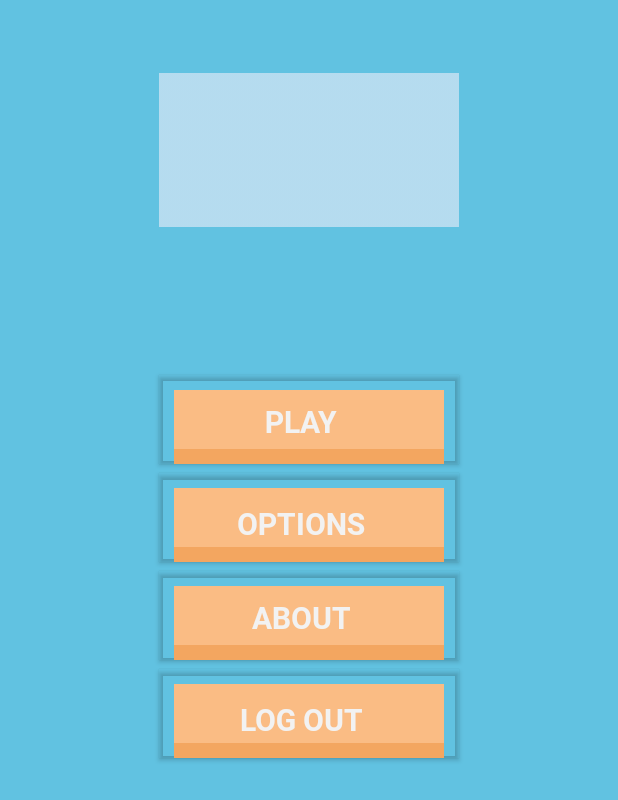
After one commit to truedingo/2KP, an Android app: the MainMenuActivity screen opened directly, with no data from a screen before it, on a phone screen of 412 x 824 dp. The commit adds this screen. Shown: the top 800 px of the screen. Run offline under Robolectric (Android 15) with nearby library versions, the phone set to English and light mode, and no system bars.

Commit message:
merge do preto

```diff
--- a/app/build.gradle
+++ b/app/build.gradle
@@ -18,7 +18,7 @@ android {
     }
 }
 
-repositories{
+repositories {
     mavenCentral()
 }
 
--- a/app/src/main/java/com/shiftproject/a2kp/a2kp/LoginActivity.java
+++ b/app/src/main/java/com/shiftproject/a2kp/a2kp/LoginActivity.java
@@ -47,7 +47,7 @@ public class LoginActivity extends AppCompatActivity {
             public void onSuccess(LoginResult loginResult) {
                 Log.d(TAG, "facebook:onSuccess:" + loginResult);
                 handleFacebookAccessToken(loginResult.getAccessToken());
-                startActivity(new Intent(LoginActivity.this, OptionsActivity.class));
+                startActivity(new Intent(LoginActivity.this, MainMenuActivity.class));
             }
 
             @Override
--- /dev/null
+++ b/app/src/main/java/com/shiftproject/a2kp/a2kp/MainMenuActivity.java
@@ -0,0 +1,23 @@
+package com.shiftproject.a2kp.a2kp;
+
+import android.content.Intent;
+import android.support.v7.app.AppCompatActivity;
+import android.os.Bundle;
+import android.view.View;
+import android.widget.Button;
+
+public class MainMenuActivity extends AppCompatActivity {
+
+    @Override
+    protected void onCreate(Bundle savedInstanceState) {
+        super.onCreate(savedInstanceState);
+        setContentView(R.layout.activity_main_menu);
+        Button options= findViewById(R.id.optionsbutton);
+        options.setOnClickListener(new View.OnClickListener() {
+            @Override
+            public void onClick(View v) {
+                startActivity(new Intent(MainMenuActivity.this, OptionsActivity.class));
+            }
+        });
+    }
+}
--- /dev/null
+++ b/app/src/main/res/drawable/tag.xml
@@ -0,0 +1,21 @@
+<?xml version="1.0" encoding="utf-8"?>
+<layer-list xmlns:android="http://schemas.android.com/apk/res/android" >
+    <item
+        android:bottom="1dp"
+        android:left="-10dp"
+        android:right="-10dp"
+        android:top="-10dp">
+        <shape android:shape="rectangle" >
+            <stroke
+                android:width="10dp"
+                android:color="#F3A660" />
+
+            <solid android:color="#FABC84" />
+
+            <padding android:left="0dp"
+                android:right="10dp"
+                android:top="10dp"
+                android:bottom="10dp" />
+        </shape>
+    </item>
+</layer-list >
--- /dev/null
+++ b/app/src/main/res/layout/activity_main_menu.xml
@@ -0,0 +1,78 @@
+<?xml version="1.0" encoding="utf-8"?>
+<LinearLayout xmlns:android="http://schemas.android.com/apk/res/android"
+    xmlns:app="http://schemas.android.com/apk/res-auto"
+    xmlns:tools="http://schemas.android.com/tools"
+    android:layout_width="match_parent"
+    android:orientation="vertical"
+    android:layout_height="match_parent"
+    android:background="#61C2E1">
+
+
+    <ImageView
+        android:id="@+id/imageView4"
+        android:layout_width="200dp"
+        android:layout_height="200dp"
+        android:layout_gravity="center"
+        app:srcCompat="@drawable/blue" />
+
+    <Button
+        android:id="@+id/button2"
+        android:background="@drawable/tag"
+        android:layout_width="180dp"
+        android:fontFamily="@font/roboto_bold"
+        android:textAlignment="center"
+        android:gravity="bottom"
+        android:textColor="#F2F2F2"
+        android:textSize="20sp"
+        android:layout_gravity="center"
+        android:paddingBottom="15dp"
+        android:layout_height="50dp"
+        android:layout_marginTop="60dp"
+        android:layout_marginBottom="15dp"
+        android:text="PLAY" />
+
+    <Button
+        android:id="@+id/optionsbutton"
+        android:background="@drawable/tag"
+        android:layout_width="180dp"
+        android:layout_gravity="center"
+        android:paddingBottom="15dp"
+        android:layout_height="50dp"
+
+        android:fontFamily="@font/roboto_bold"
+        android:textAlignment="center"
+        android:textColor="#F2F2F2"
+        android:textSize="20sp"
+        android:layout_marginBottom="15dp"
+        android:text="OPTIONS" />
+
+    <Button
+        android:id="@+id/button4"
+        android:background="@drawable/tag"
+        android:layout_width="180dp"
+        android:fontFamily="@font/roboto_bold"
+        android:gravity="bottom"
+        android:textAlignment="center"
+        android:textColor="#F2F2F2"
+        android:textSize="20sp"
+        android:layout_gravity="center"
+        android:paddingBottom="15dp"
+        android:layout_height="50dp"
+        android:layout_marginBottom="15dp"
+        android:text="ABOUT" />
+
+    <Button
+        android:id="@+id/button5"
+        android:background="@drawable/tag"
+        android:fontFamily="@font/roboto_bold"
+        android:textAlignment="center"
+        android:textColor="#F2F2F2"
+        android:textSize="20sp"
+        android:layout_width="180dp"
+        android:layout_gravity="center"
+        android:paddingBottom="15dp"
+        android:layout_height="50dp"
+        android:layout_marginBottom="15dp"
+        android:text="LOG OUT" />
+
+</LinearLayout>
--- a/app/src/main/res/values/styles.xml
+++ b/app/src/main/res/values/styles.xml
@@ -1,7 +1,7 @@
 <resources>
 
     <!-- Base application theme. -->
-    <style name="AppTheme" parent="Theme.AppCompat.Light.DarkActionBar">
+    <style name="AppTheme" parent="Theme.AppCompat.Light.NoActionBar">
         <!-- Customize your theme here. -->
         <item name="colorPrimary">@color/colorPrimary</item>
         <item name="colorPrimaryDark">@color/colorPrimaryDark</item>
```
Also changed, not shown: app/src/main/AndroidManifest.xml (+6 -1 lines), app/src/main/java/com/shiftproject/a2kp/a2kp/OptionsActivity.java (+13 -3 lines), app/src/main/res/layout/activity_options.xml (+117 -9 lines), app/src/main/res/values/strings.xml (+7 -0 lines), app/src/main/res/drawable/blue.png (added), app/src/main/res/drawable/soundoff.png (added), app/src/main/res/drawable/soundon.png (added), app/src/main/res/font/roboto_black.ttf (added), app/src/main/res/font/roboto_bold.ttf (added), app/src/main/res/font/roboto_regular.ttf (added), 4 other files.
